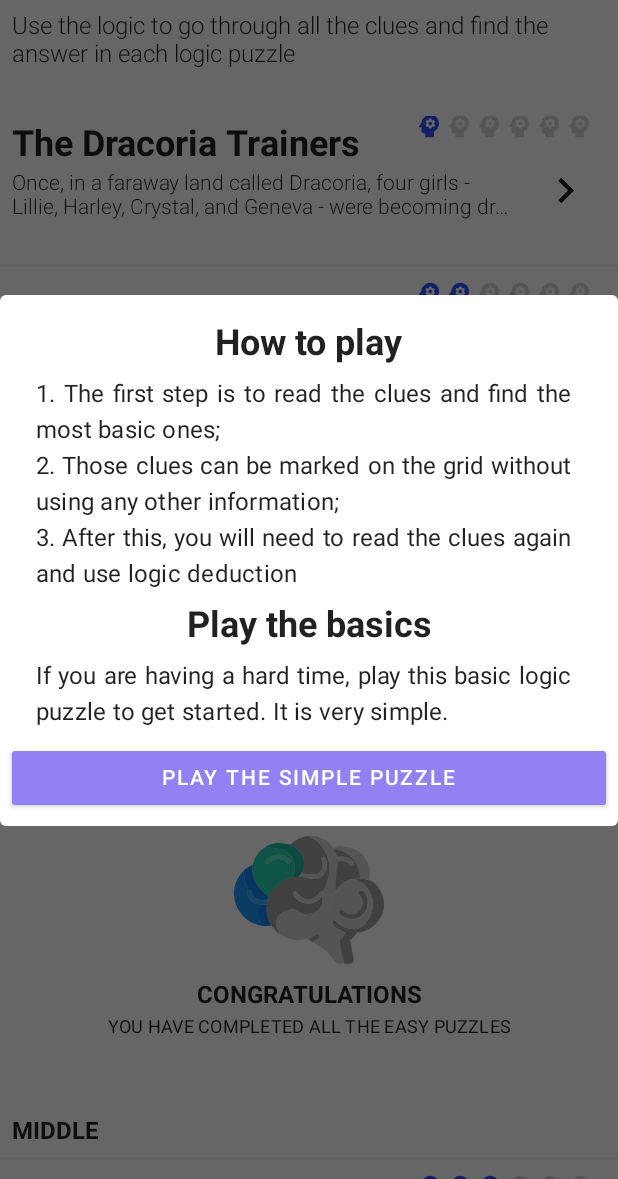
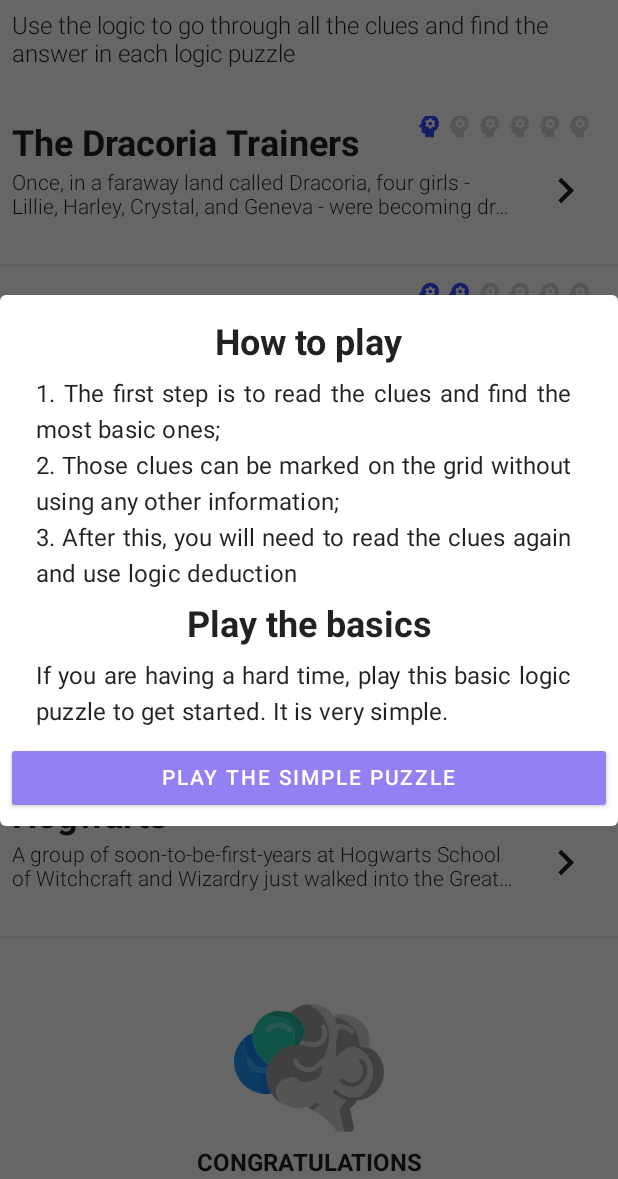
Before and after one commit to YaroslavGorbach-code/logickPuzzle, an Android app built with Jetpack Compose: the screen it shows after launch (MainActivity), scrolled down 496 dp, on a phone screen of 412 x 824 dp, the part 57-1236 px from its top. Run offline under Robolectric (Android 15) with nearby library versions, the phone set to English and light mode, and no system bars; our stand-ins replace AdMob, Dagger/Hilt's generated code, accompanist; 2 statements that could not run were skipped.

Commit message:
Add one more puzzle

```diff
--- a/app/src/main/java/yaroslavgorbach/logic_quizz/data/common/model/PuzzleName.kt
+++ b/app/src/main/java/yaroslavgorbach/logic_quizz/data/common/model/PuzzleName.kt
@@ -13,6 +13,7 @@ enum class PuzzleName(val resId: Int) {
     JUST_A_THOUGHT(R.string.just_a_thought_name),
     FAMILY_TRIPS(R.string.family_trips_name),
     JUNGLE_GYM_HOOPLA(R.string.jungle_gym_hoopla_name),
+    HOGWARTS(R.string.hogwarts_name),
 
     //middle
     MORE_PAINTERS(R.string.more_painters_name),
--- a/app/src/main/java/yaroslavgorbach/logic_quizz/data/puzzle/factory/PuzzleCluesProvider.kt
+++ b/app/src/main/java/yaroslavgorbach/logic_quizz/data/puzzle/factory/PuzzleCluesProvider.kt
@@ -44,6 +44,9 @@ class PuzzleCluesProvider(private val context: Context) {
             PuzzleName.JUNGLE_GYM_HOOPLA -> {
                 context.resources.getStringArray(R.array.jungle_gym_hoopla_clues).toList()
             }
+            PuzzleName.HOGWARTS -> {
+                context.resources.getStringArray(R.array.hogwarts_clues).toList()
+            }
         }
     }
 }
--- a/app/src/main/java/yaroslavgorbach/logic_quizz/data/puzzle/factory/PuzzleHintsProvider.kt
+++ b/app/src/main/java/yaroslavgorbach/logic_quizz/data/puzzle/factory/PuzzleHintsProvider.kt
@@ -9,6 +9,10 @@ class PuzzleHintsProvider(private val context: Context) {
 
     fun provide(puzzleName: PuzzleName): List<Hint> {
         return when (puzzleName) {
+            PuzzleName.HOGWARTS ->{
+                context.resources.getStringArray(R.array.hogwarts_hints).toList()
+                    .mapIndexed(::Hint)
+            }
             PuzzleName.SNACK_TIME -> {
                 context.resources.getStringArray(R.array.snack_time_hints).toList()
                     .mapIndexed(::Hint)
--- a/app/src/main/java/yaroslavgorbach/logic_quizz/data/puzzle/factory/PuzzleStoryProvider.kt
+++ b/app/src/main/java/yaroslavgorbach/logic_quizz/data/puzzle/factory/PuzzleStoryProvider.kt
@@ -44,6 +44,9 @@ class PuzzleStoryProvider(private val context: Context) {
             PuzzleName.JUNGLE_GYM_HOOPLA -> {
                 context.resources.getString(R.string.jungle_gym_hoopla_story)
             }
+            PuzzleName.HOGWARTS -> {
+                context.resources.getString(R.string.hogwarts_story)
+            }
         }
     }
 }
--- a/app/src/main/java/yaroslavgorbach/logic_quizz/data/puzzle/factory/TableCellSizeProvider.kt
+++ b/app/src/main/java/yaroslavgorbach/logic_quizz/data/puzzle/factory/TableCellSizeProvider.kt
@@ -18,6 +18,7 @@ class TableCellSizeProvider() {
             PuzzleName.JUST_A_THOUGHT -> 40
             PuzzleName.FAMILY_TRIPS -> 30
             PuzzleName.JUNGLE_GYM_HOOPLA -> 30
+            PuzzleName.HOGWARTS ->  30
         }
     }
 }
--- a/app/src/main/java/yaroslavgorbach/logic_quizz/data/puzzles/mapper/PuzzleNameToDifficultyMapper.kt
+++ b/app/src/main/java/yaroslavgorbach/logic_quizz/data/puzzles/mapper/PuzzleNameToDifficultyMapper.kt
@@ -19,6 +19,7 @@ class PuzzleNameToDifficultyMapper() {
             PuzzleName.JUST_A_THOUGHT -> DifficultLevel.TWO
             PuzzleName.FAMILY_TRIPS ->  DifficultLevel.TWO
             PuzzleName.JUNGLE_GYM_HOOPLA ->  DifficultLevel.TWO
+            PuzzleName.HOGWARTS -> DifficultLevel.TWO
         }
     }
 }
--- a/app/src/main/res/values/puzzle_clues.xml
+++ b/app/src/main/res/values/puzzle_clues.xml
@@ -7,6 +7,20 @@
         <item>4. Belle likes apples..</item>
     </string-array>
 
+<!--    Answer-->
+<!--    Shelby = Ravenclaw, 1 minute-->
+<!--    Billy = Hufflepuff, 30 seconds-->
+<!--    Kristen = Gryffindor, 2 minutes-->
+<!--    Anthony = Slytherin, 20 seconds-->
+    <string-array name="hogwarts_clues">
+        <item>1. Shelby is VERY smart.</item>
+        <item>2. Billy is a scaredy cat.</item>
+        <item>3. Billy and the boy in Slytherin took under a minute to be sorted.</item>
+        <item>4. Billy always keeps promises and is not very bright.</item>
+        <item>5. The person in Gryffindor took the longest.</item>
+        <item>6. Anthony was the fastest to be sorted.</item>
+        <item>7. Billy was sorted 30 seconds faster than the Ravenclaw.</item>
+    </string-array>
 
 <!--    Answer-->
 <!--    Pete is the father of Zach who has Black shoes.-->
--- a/app/src/main/res/values/puzzle_hints.xml
+++ b/app/src/main/res/values/puzzle_hints.xml
@@ -8,6 +8,11 @@
 
     <string-array name="mates_plus_dates_hints">
         <item>I wouldn\'t want to go to the park on a date, it\'d be cold and it might be wet</item>
+    </string-array>
+
+    <string-array name="hogwarts_hints">
+        <item>Kristen = Gryffindor</item>
+        <item>2 minutes (Shelby is a girl)</item>
     </string-array>
 
     <string-array name="draconia_trainers_hints">
--- a/app/src/main/res/values/puzzle_items.xml
+++ b/app/src/main/res/values/puzzle_items.xml
@@ -24,6 +24,37 @@
     </string-array>
 
 <!--    Answer-->
+<!--    Shelby = Ravenclaw, 1 minute-->
+<!--    Billy = Hufflepuff, 30 seconds-->
+<!--    Kristen = Gryffindor, 2 minutes-->
+<!--    Anthony = Slytherin, 20 seconds-->
+
+    <string name="hogwarts_items_1_name">Names</string>
+    <string-array name="hogwarts_items_1_names">
+        <item>Billy</item>
+        <item>Shelby</item>
+        <item>Anthony</item>
+        <item>Kristen</item>
+    </string-array>
+
+    <string name="hogwarts_items_2_name">Houses</string>
+    <string-array name="hogwarts_items_2_houses">
+        <item>Gryffindor</item>
+        <item>Ravelclaw</item>
+        <item>Hufflepuff</item>
+        <item>Slytherin</item>
+    </string-array>
+
+    <string name="hogwarts_items_3_name">Time</string>
+    <string-array name="hogwarts_items_3_time">
+        <item>20 seconds</item>
+        <item>30 seconds</item>
+        <item>1 minute</item>
+        <item>2 minutes</item>
+=    </string-array>
+
+
+    <!--    Answer-->
 <!--    Pete is the father of Zach who has Black shoes.-->
 <!--    Sam is the father of Tim who has Red shoes.-->
 <!--    Mark is the father of Chris who has Yellow shoes.-->
--- a/app/src/main/res/values/puzzle_names.xml
+++ b/app/src/main/res/values/puzzle_names.xml
@@ -12,4 +12,5 @@
     <string name="just_a_thought_name">Just a Thought</string>
     <string name="family_trips_name">Family Trips</string>
     <string name="jungle_gym_hoopla_name">Jungle Gym Hoopla</string>
+    <string name="hogwarts_name">Hogwarts</string>
 </resources>
--- a/app/src/main/res/values/puzzle_storys.xml
+++ b/app/src/main/res/values/puzzle_storys.xml
@@ -1,6 +1,16 @@
 <?xml version="1.0" encoding="utf-8"?>
 <resources>
     <string name="training_puzzle_story">Follow the clues to determine which fruit does the oldest girl like.</string>
+
+    <string name="hogwarts_story">A group of soon-to-be-first-years at Hogwarts
+        School of Witchcraft and Wizardry just walked into the Great Hall.
+        Everybody has been sorted into a house of either Slytherin, Hufflepuff,
+        Gryffindor, or Ravenclaw. Hufflepuff = Loyal and Trustworthy;
+        Ravenclaw = cunning and intelligent; Gryffindor = brave and noble;
+        Slytherin = keen and ambitious.
+        There are still 4 kids to be sorted. Their names are Billy, Shelby,
+        Anthony, and Kristen. The sorting hat takes some time for each kid.
+        Find out the amount of time the hat took and which house each kid ended up in.</string>
 
     <string name="jungle_gym_hoopla_story">After the sandbox disaster the week before,
         five fathers were in charge of taking the children to the park.
```
Also changed, not shown: app/src/main/java/yaroslavgorbach/logic_quizz/data/puzzle/factory/CorrectPairsProvider.kt (+22 -0 lines), app/src/main/java/yaroslavgorbach/logic_quizz/data/puzzle/factory/PuzzleTitlesFactory.kt (+32 -0 lines).
